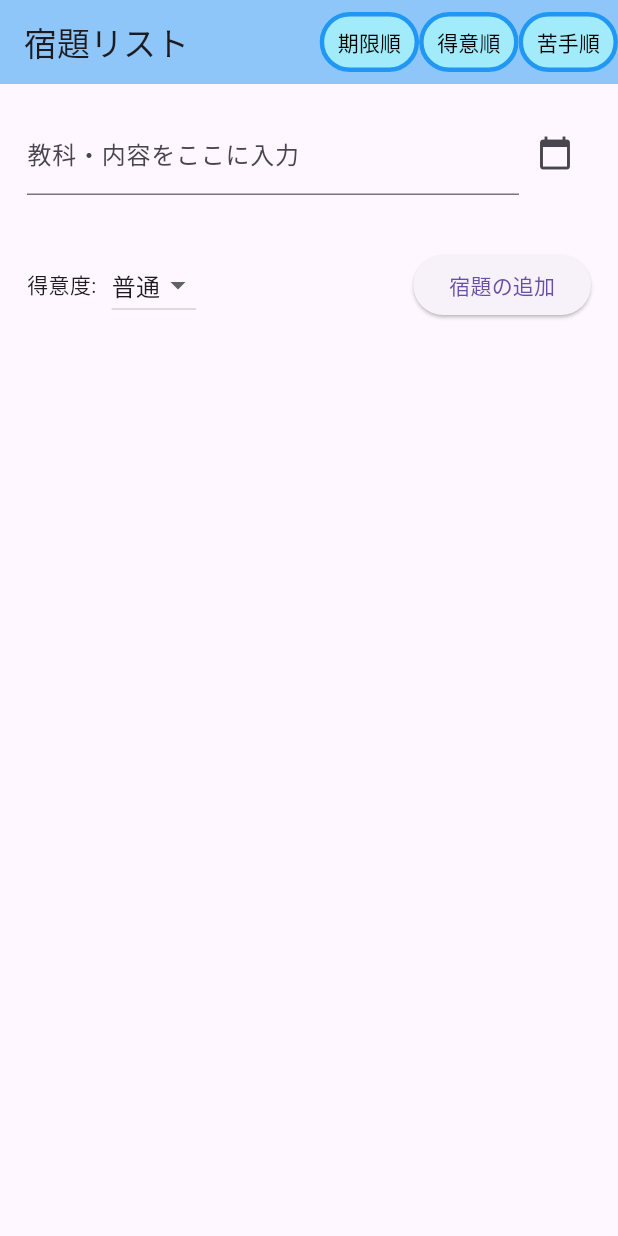
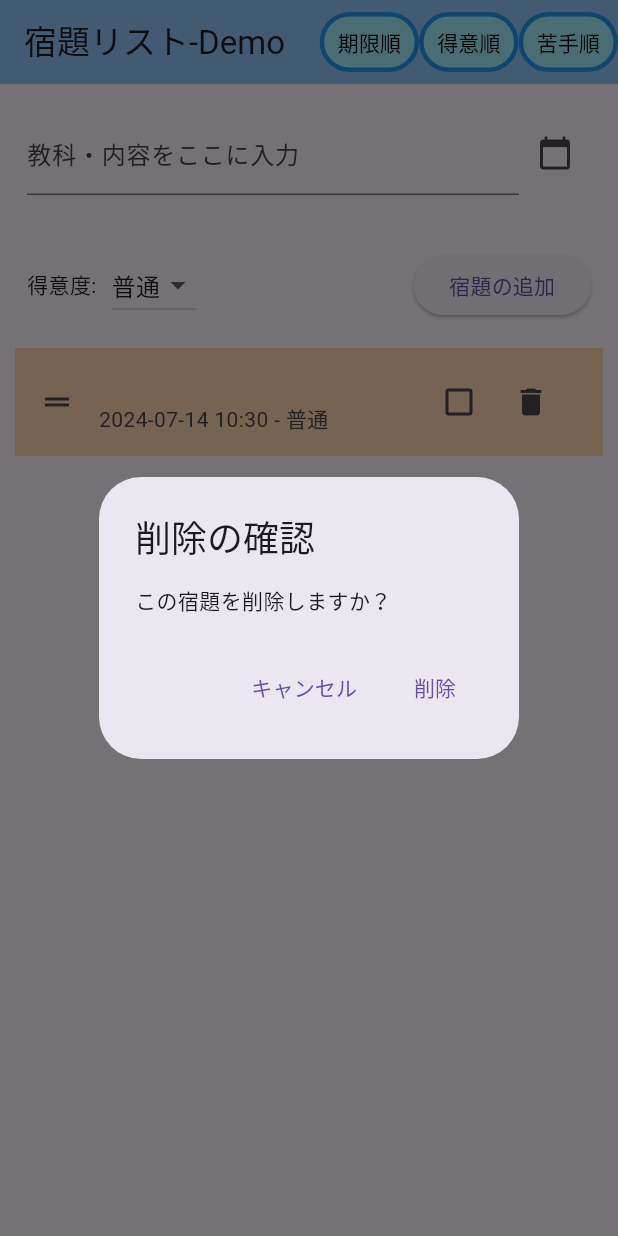
Before and after one commit to KazukiYoshida24/homework_organizer, a Flutter app: the screen it shows after launch, after a tap on "宿題の追加", after a tap on the "delete" icon, on a phone screen of 412 x 824 dp. Run offline on Flutter 3.47's test engine with Material 3 defaults, Android fonts, the phone set to English and light mode, and no system bars; our stand-ins replace shared_preferences.

Commit message:
Add Delete Dialog

```diff
--- a/lib/main.dart
+++ b/lib/main.dart
@@ -223,7 +223,7 @@
   Widget build(BuildContext context) {
     return Scaffold(
       appBar: AppBar(
-        title: const Text('宿題リスト'),
+        title: const Text('宿題リスト-Demo'),
         backgroundColor: Colors.blue.withOpacity(0.5),
         actions: [
           TextButton(
@@ -369,7 +369,33 @@
                       ),
                       IconButton(
                         icon: const Icon(Icons.delete), // ゴミ箱のアイコンを表示
-                        onPressed: () => _deleteHomework(index), // 削除処理を実行
+                        onPressed: () {
+                          // 確認ダイアログをここに追加する
+                          showDialog(
+                            context: context,
+                            builder: (BuildContext context) {
+                              return AlertDialog(
+                                title: const Text("削除の確認"),
+                                content: const Text("この宿題を削除しますか？"),
+                                actions: [
+                                  TextButton(
+                                    child: const Text("キャンセル"),
+                                    onPressed: () {
+                                      Navigator.of(context).pop(); // ダイアログを閉じる
+                                    },
+                                  ),
+                                  TextButton(
+                                    child: const Text("削除"),
+                                    onPressed: () {
+                                      _deleteHomework(index); // 宿題を削除する関数を呼び出し
+                                      Navigator.of(context).pop(); // ダイアログを閉じる
+                                    },
+                                  ),
+                                ],
+                              );
+                            },
+                          );
+                        },
                       ),
                     ],
                   ),
```
